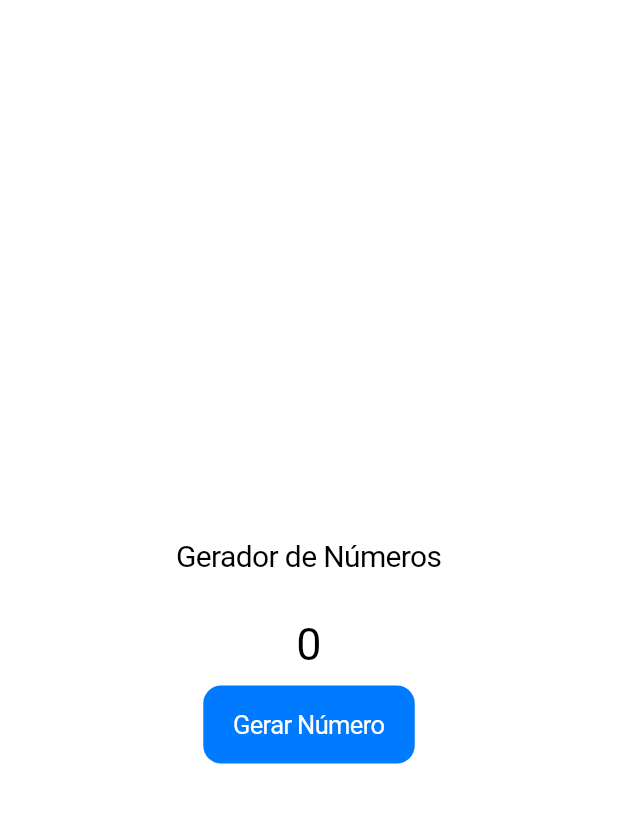
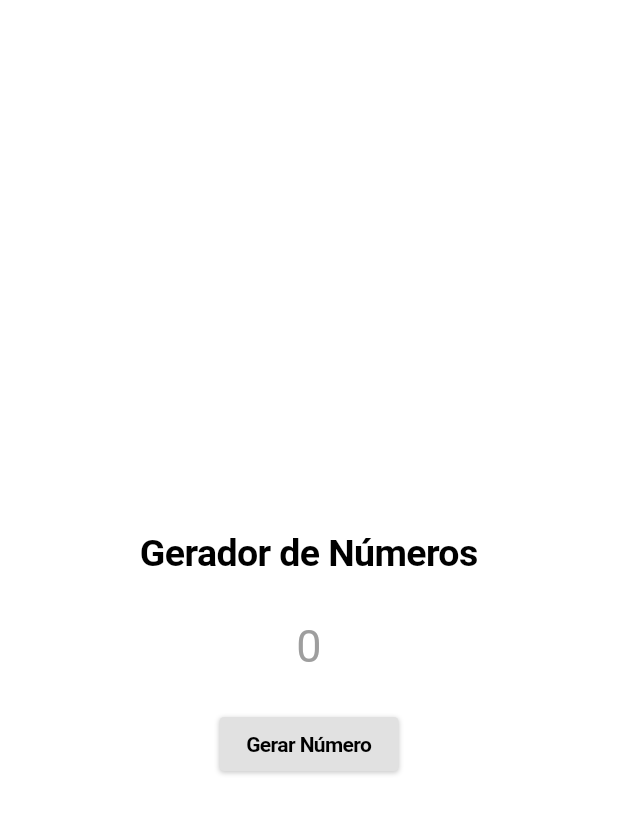
Before and after one commit to israeloriente/Unipe---Programac-a-o-para-dispositivos-mo-veis, a Flutter app: the screen it shows after launch, on a phone screen of 412 x 824 dp. Shown: the top 814 px of the screen. Run offline on Flutter 3.47's test engine with Material 3 defaults, Android fonts, the phone set to English and light mode, and no system bars.

Commit message:
Style equals the prototype using a custom button

```diff
--- a/lib/main.dart
+++ b/lib/main.dart
@@ -1,14 +1,17 @@
 import 'dart:math';
 import 'package:flutter/cupertino.dart';
+import 'package:flutter/material.dart';
+import 'package:unipe/widgets/custom_button.dart';
 
 void main() {
-  runApp(MyApp());
+  runApp(const MyApp());
 }
 
 class MyApp extends StatelessWidget {
+  const MyApp({Key? key}) : super(key: key);
   @override
   Widget build(BuildContext context) {
-    return CupertinoApp(
+    return const CupertinoApp(
       debugShowCheckedModeBanner: true,
       home: PaginaInicial(),
     );
@@ -16,9 +19,10 @@ class MyApp extends StatelessWidget {
 }
 
 class PaginaInicial extends StatelessWidget {
+  const PaginaInicial({Key? key}) : super(key: key);
   @override
   Widget build(BuildContext context) {
-    return CupertinoPageScaffold(
+    return const CupertinoPageScaffold(
       navigationBar: CupertinoNavigationBar(
         middle: Text(
           'Gerador Aleatório',
@@ -41,18 +45,18 @@ class PaginaInicial extends StatelessWidget {
 }
 
 class Titulo extends StatelessWidget {
+  const Titulo({Key? key}) : super(key: key);
   @override
   Widget build(BuildContext context) {
-    return Container(
-      child: Text(
-        'Gerador de Números',
-        style: TextStyle(fontSize: 20),
-      ),
+    return const Text(
+      'Gerador de Números',
+      style: TextStyle(fontSize: 25, fontWeight: FontWeight.w600),
     );
   }
 }
 
 class NumeroAleatorio extends StatefulWidget {
+  const NumeroAleatorio({Key? key}) : super(key: key);
   @override
   NumeroAleatorioState createState() => NumeroAleatorioState();
 }
@@ -60,7 +64,6 @@ class NumeroAleatorio extends StatefulWidget {
 class NumeroAleatorioState extends State<NumeroAleatorio> {
   int numero = 0;
   void gerarNumero() {
-    print("Teste");
     setState(() {
       Random aleatorio = Random();
       numero = aleatorio.nextInt(1000);
@@ -69,17 +72,20 @@ class NumeroAleatorioState extends State<NumeroAleatorio> {
 
   @override
   Widget build(BuildContext context) {
-    return Container(
-      child: Column(
-        children: [
-          Text("$numero", style: TextStyle(fontSize: 30)),
-          SizedBox(height: 10),
-          CupertinoButton.filled(
-            onPressed: gerarNumero,
-            child: Text("Gerar Número"),
+    return Column(
+      children: [
+        Text("$numero", style: const TextStyle(fontSize: 30, color: Colors.grey)),
+        const SizedBox(height: 30),
+        CustomButton(
+          onPressed: () {
+            gerarNumero();
+          },
+          child: const Text(
+            "Gerar Número",
+            style: TextStyle(fontSize: 14, fontWeight: FontWeight.w600),
           ),
-        ],
-      ),
+        ),
+      ],
     );
   }
 }
--- /dev/null
+++ b/lib/widgets/custom_button.dart
@@ -0,0 +1,31 @@
+import 'package:flutter/material.dart';
+
+class CustomButton extends StatelessWidget {
+  final VoidCallback onPressed;
+  final Widget child;
+
+  const CustomButton({required this.onPressed, required this.child, Key? key})
+      : super(key: key);
+
+  @override
+  Widget build(BuildContext context) {
+    return GestureDetector(
+      onTap: onPressed,
+      child: Container(
+        padding: const EdgeInsets.symmetric(vertical: 10, horizontal: 18),
+        decoration: BoxDecoration(
+          color: const Color.fromRGBO(225, 225, 225, 1),
+          borderRadius: BorderRadius.circular(3),
+          boxShadow: const [
+            BoxShadow(
+              color: Color.fromRGBO(0, 0, 0, 0.2),
+              offset: Offset(0, 1),
+              blurRadius: 2,
+            ),
+          ],
+        ),
+        child: child,
+      ),
+    );
+  }
+}
```
